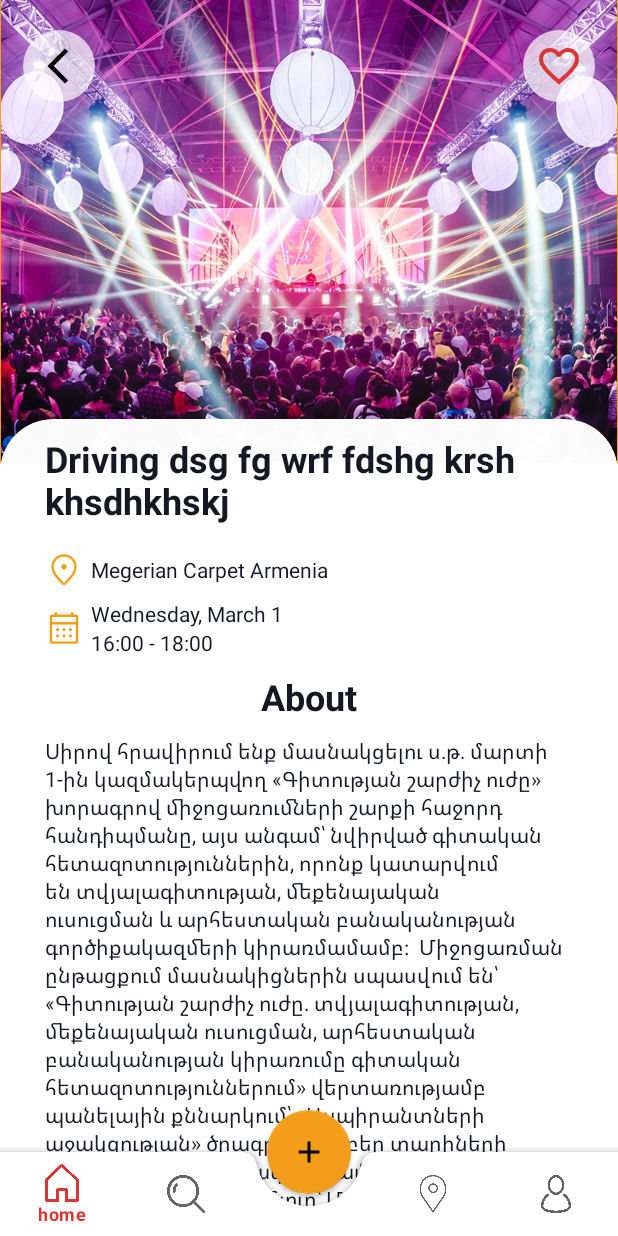
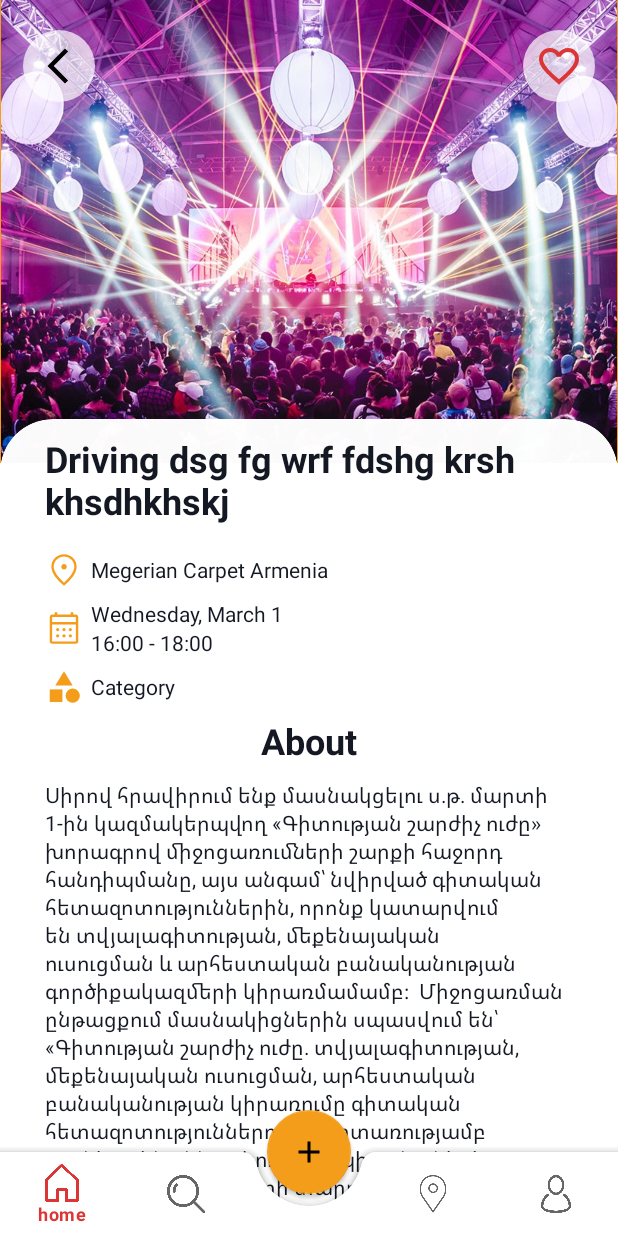
Before and after one commit to gagik894/Traveler, an Android app: the fragment EventFragment placed in its activity, after a tap on "more", on a phone screen of 412 x 824 dp. Run offline under Robolectric (Android 15) with nearby library versions, the phone set to English and light mode, and no system bars; our stand-ins replace navigation-ui; libraries missing offline, so code that uses them is left out: org.osmdroid.api, org.osmdroid.config, org.osmdroid.tileprovider, org.osmdroid.util, org.osmdroid.views; pictures from the network do not load; 14 statements that could not run were skipped.

Commit message:
Added categories at HomeFragment

```diff
--- a/app/src/main/java/com/together/traveler/BlankFragment.java
+++ b/app/src/main/java/com/together/traveler/BlankFragment.java
@@ -59,6 +59,6 @@ public class BlankFragment extends Fragment {
     public View onCreateView(LayoutInflater inflater, ViewGroup container,
                              Bundle savedInstanceState) {
         // Inflate the layout for this fragment
-        return inflater.inflate(R.layout.fragment_blank, container, false);
+        return inflater.inflate(R.layout.ticket, container, false);
     }
 }
--- /dev/null
+++ b/app/src/main/java/com/together/traveler/adapter/CategoryAdapter.java
@@ -0,0 +1,59 @@
+package com.together.traveler.adapter;
+
+import android.content.Context;
+import android.view.LayoutInflater;
+import android.view.View;
+import android.view.ViewGroup;
+import android.widget.TextView;
+
+import androidx.annotation.NonNull;
+import androidx.recyclerview.widget.RecyclerView;
+
+import com.together.traveler.R;
+
+import java.util.List;
+
+public class CategoryAdapter extends RecyclerView.Adapter<CategoryAdapter.CategoryViewHolder> {
+
+    private List<String> categories;
+    private final CategoryAdapter.OnItemClickListener listener;
+    private Context context;
+
+    public interface OnItemClickListener {
+        void onItemClick(String item);
+    }
+    public CategoryAdapter(List<String> categoryList,  CategoryAdapter.OnItemClickListener listener) {
+        this.categories = categoryList;
+        this.listener = listener;
+    }
+
+    @NonNull
+    @Override
+    public CategoryViewHolder onCreateViewHolder(ViewGroup parent, int viewType) {
+        context = parent.getContext();
+
+        LayoutInflater inflater = LayoutInflater.from(context);
+        View view = inflater.inflate(R.layout.category_item, parent, false);
+        return new CategoryViewHolder(view);
+    }
+
+    @Override
+    public void onBindViewHolder(CategoryViewHolder holder, int position) {
+        String category = categories.get(position);
+        holder.mCategoryName.setText(category);
+    }
+
+    @Override
+    public int getItemCount() {
+        return categories.size();
+    }
+
+    public static class CategoryViewHolder extends RecyclerView.ViewHolder {
+        public TextView mCategoryName;
+
+        public CategoryViewHolder(View itemView) {
+            super(itemView);
+            mCategoryName = itemView.findViewById(R.id.categoryTvName);
+        }
+    }
+}
--- a/app/src/main/java/com/together/traveler/adapter/EventCardsAdapter.java
+++ b/app/src/main/java/com/together/traveler/adapter/EventCardsAdapter.java
@@ -23,6 +23,7 @@ public class EventCardsAdapter extends RecyclerView.Adapter<EventCardsAdapter.Vi
     public interface OnItemClickListener {
         void onItemClick(Event item);
     }
+
     private List<Event> events;
     private final OnItemClickListener listener;
     private Context context;
--- a/app/src/main/java/com/together/traveler/ui/event/EventFragment.java
+++ b/app/src/main/java/com/together/traveler/ui/event/EventFragment.java
@@ -42,12 +42,12 @@ public class EventFragment extends Fragment {
         final TextView time = binding.eventTvTime;
         final TextView description = binding.eventTvDescription;
         final TextView moreButton = binding.eventTvMore;
+        final TextView category = binding.eventTvCategory;
         final Button bottomButton = binding.eventBtnBottom;
         final ImageButton backButton = binding.eventIBtnBack;
         final ImageButton saveButton = binding.eventIBtnSave;
         final FragmentContainerView userCard = binding.eventUser;
         final FragmentContainerView mapCard = binding.eventMap;
-
         int maxLines = description.getMaxLines();
 
         if (getArguments() != null) {
@@ -64,6 +64,7 @@ public class EventFragment extends Fragment {
             location.setText(data.getLocation());
             date.setText(String.format("From %s, %s", data.getStartDate(), data.getStartTime()));
             time.setText(String.format("To %s, %s", data.getEndDate(), data.getEndTime()));
+            category.setText(data.getCategory());
             description.setText(data.getDescription());
 
             if (data.isEnrolled()){
--- a/app/src/main/java/com/together/traveler/ui/main/home/HomeFragment.java
+++ b/app/src/main/java/com/together/traveler/ui/main/home/HomeFragment.java
@@ -6,6 +6,7 @@ import android.view.LayoutInflater;
 import android.view.View;
 import android.view.ViewGroup;
 import android.widget.ProgressBar;
+import android.widget.Toast;
 
 import androidx.annotation.NonNull;
 import androidx.annotation.Nullable;
@@ -18,22 +19,26 @@ import androidx.recyclerview.widget.RecyclerView;
 import androidx.swiperefreshlayout.widget.SwipeRefreshLayout;
 
 import com.together.traveler.R;
+import com.together.traveler.adapter.CategoryAdapter;
 import com.together.traveler.adapter.EventCardsAdapter;
 import com.together.traveler.databinding.FragmentHomeBinding;
 import com.together.traveler.model.Event;
 
 import java.util.ArrayList;
 import java.util.List;
+import java.util.Objects;
 
 public class HomeFragment extends Fragment {
     private FragmentHomeBinding binding;
     private RecyclerView rvCards;
+    private RecyclerView rvCategories;
     private SwipeRefreshLayout swipeRefreshLayout;
     private HomeViewModel homeViewModel;
     private ProgressBar progressBar;
-    private RecyclerView.LayoutManager layoutManager;
-    private EventCardsAdapter adapter;
+    private EventCardsAdapter eventCardsAdapter;
+    private CategoryAdapter categoryAdapter;
     private final List<Event> eventList = new ArrayList<>();
+    private final List<String> categoryList  = new ArrayList<>();
 
     @Override
     public View onCreateView(@NonNull LayoutInflater inflater,
@@ -43,9 +48,11 @@ public class HomeFragment extends Fragment {
         binding = FragmentHomeBinding.inflate(inflater, container, false);
         View root = binding.getRoot();
         rvCards = binding.rvHome;
+        rvCategories = binding.homeRvCategories;
         swipeRefreshLayout = binding.cardSwipeRefreshLayout;
         progressBar = binding.homePb;
-        adapter = new EventCardsAdapter(eventList, item -> {
+
+        eventCardsAdapter = new EventCardsAdapter(eventList, item -> {
             if (isAdded()) {
                 Bundle bundle = new Bundle();
                 bundle.putParcelable("cardData", item);
@@ -53,7 +60,10 @@ public class HomeFragment extends Fragment {
                 NavHostFragment.findNavController(this).navigate(R.id.action_homeFragment_to_eventFragment, bundle);
             }
         });
-        rvCards.setAdapter(adapter);
+        categoryAdapter = new CategoryAdapter(categoryList, item -> Toast.makeText(requireContext(), item, Toast.LENGTH_SHORT).show());
+        rvCategories.setAdapter(categoryAdapter);
+        rvCards.setAdapter(eventCardsAdapter);
+        rvCategories.setLayoutManager(new LinearLayoutManager(requireContext(), LinearLayoutManager.HORIZONTAL, false));
         rvCards.setLayoutManager(new LinearLayoutManager(requireContext()));
         return root;
     }
@@ -65,10 +75,6 @@ public class HomeFragment extends Fragment {
             Thread thread = new Thread(homeViewModel::fetchEvents);
             thread.start();
         });
-
-        if (layoutManager == null) {
-            layoutManager = new LinearLayoutManager(requireActivity());
-        }
 
         homeViewModel.getData().observe(getViewLifecycleOwner(), newEvents  -> {
             swipeRefreshLayout.setRefreshing(false);
@@ -101,9 +107,40 @@ public class HomeFragment extends Fragment {
 
             eventList.clear();
             eventList.addAll(newEvents);
-            diffResult.dispatchUpdatesTo(adapter);
+            diffResult.dispatchUpdatesTo(eventCardsAdapter);
         });
 
+        homeViewModel.getCategories().observe(getViewLifecycleOwner(), newCategories ->{
+            DiffUtil.DiffResult diffResult = DiffUtil.calculateDiff(new DiffUtil.Callback() {
+                @Override
+                public int getOldListSize() {
+                    return categoryList.size();
+                }
+
+                @Override
+                public int getNewListSize() {
+                    return newCategories.size();
+                }
+
+                @Override
+                public boolean areItemsTheSame(int oldItemPosition, int newItemPosition) {
+                    String oldEvent = categoryList.get(oldItemPosition);
+                    String newEvent = newCategories.get(newItemPosition);
+                    return (Objects.equals(oldEvent, newEvent));
+                }
+
+                @Override
+                public boolean areContentsTheSame(int oldItemPosition, int newItemPosition) {
+                    String oldEvent = categoryList.get(oldItemPosition);
+                    String newEvent = newCategories.get(newItemPosition);
+                    return oldEvent.equals(newEvent);
+                }
+            });
+
+            categoryList.clear();
+            categoryList.addAll(newCategories);
+            diffResult.dispatchUpdatesTo(categoryAdapter);
+        });
     }
 
     @Override
--- a/app/src/main/java/com/together/traveler/ui/main/home/HomeViewModel.java
+++ b/app/src/main/java/com/together/traveler/ui/main/home/HomeViewModel.java
@@ -22,13 +22,16 @@ import retrofit2.Response;
 public class HomeViewModel extends ViewModel {
     private final String TAG = "HomeViewModel";
     private final MutableLiveData<ArrayList<Event>> data;
+    private final MutableLiveData<ArrayList<String>> categories;
     private String userId;
     private final ApiService apiService;
 
     public HomeViewModel() {
         data = new MutableLiveData<>();
+        categories = new MutableLiveData<>(new ArrayList<>());
         apiService = ApiClient.getRetrofitInstance().create(ApiService.class);
         fetchEvents();
+        fetchCategories();
     }
 
     public void setData(ArrayList<Event> data) {
@@ -40,6 +43,9 @@ public class HomeViewModel extends ViewModel {
         return data;
     }
 
+    public MutableLiveData<ArrayList<String>> getCategories() {
+        return categories;
+    }
 
     public void fetchEvents() {
         apiService.getEvents().enqueue(new Callback<EventsResponse>() {
@@ -52,7 +58,7 @@ public class HomeViewModel extends ViewModel {
                     data.postValue((ArrayList<Event>) events);
                     userId = eventsResponse != null ? eventsResponse.getUserId() : null;
                 } else {
-                    Log.e(TAG, "fetchEvents request failed with code: " + response.code());
+                    Log.e(TAG, "fetchEvents request failed with code: " + response.code() +response.body());
                 }
             }
 
@@ -63,6 +69,23 @@ public class HomeViewModel extends ViewModel {
         });
     }
 
+    private void fetchCategories(){
+        apiService.getCategories().enqueue(new Callback<List<String>>() {
+            @Override
+            public void onResponse(@NonNull Call<List<String>> call, @NonNull Response<List<String>> response) {
+                if (response.isSuccessful()) {
+                    List<String> categoriesResponse = response.body();
+                    Log.i(TAG, "onResponse: " + categoriesResponse);
+                    categories.setValue((ArrayList<String>) categoriesResponse);
+                }
+            }
+
+            @Override
+            public void onFailure(@NonNull Call<List<String>> call, @NonNull Throwable t) {
+                // Handle the error
+            }
+        });
+    }
 
     public String getUserId() {
         return userId;
--- /dev/null
+++ b/app/src/main/res/drawable/category.xml
@@ -0,0 +1,7 @@
+<vector android:height="24dp" android:tint="?attr/colorControlNormal"
+    android:viewportHeight="24" android:viewportWidth="24"
+    android:width="24dp" xmlns:android="http://schemas.android.com/apk/res/android">
+    <path android:fillColor="@android:color/white" android:pathData="M12,2l-5.5,9h11z"/>
+    <path android:fillColor="@android:color/white" android:pathData="M17.5,17.5m-4.5,0a4.5,4.5 0,1 1,9 0a4.5,4.5 0,1 1,-9 0"/>
+    <path android:fillColor="@android:color/white" android:pathData="M3,13.5h8v8H3z"/>
+</vector>
--- a/app/src/main/res/layout/fragment_event.xml
+++ b/app/src/main/res/layout/fragment_event.xml
@@ -157,6 +157,16 @@
                             app:layout_constraintStart_toStartOf="@+id/imageView13"
                             app:layout_constraintTop_toTopOf="@+id/eventTvDate" />
 
+                        <ImageView
+                            android:id="@+id/imageView"
+                            android:layout_width="25dp"
+                            android:layout_height="25dp"
+                            android:contentDescription="@string/category_icon"
+                            android:src="@drawable/category"
+                            app:layout_constraintBottom_toBottomOf="@+id/eventTvCategory"
+                            app:layout_constraintStart_toStartOf="@+id/imageView65"
+                            app:layout_constraintTop_toTopOf="@+id/eventTvCategory" />
+
                         <TextView
                             android:id="@+id/eventTvLocation"
                             android:layout_width="0dp"
@@ -167,6 +177,18 @@
                             app:layout_constraintEnd_toEndOf="parent"
                             app:layout_constraintStart_toEndOf="@+id/imageView13"
                             app:layout_constraintTop_toBottomOf="@+id/ticketTvName" />
+
+                        <TextView
+                            android:id="@+id/eventTvCategory"
+                            android:layout_width="0dp"
+                            android:layout_height="wrap_content"
+                            android:layout_marginStart="5dp"
+                            android:layout_marginTop="10dp"
+                            android:text="Category"
+                            app:layout_constraintEnd_toEndOf="parent"
+                            app:layout_constraintHorizontal_bias="0.0"
+                            app:layout_constraintStart_toEndOf="@+id/imageView13"
+                            app:layout_constraintTop_toBottomOf="@+id/eventTvTime" />
 
                         <TextView
                             android:id="@+id/eventTvDate"
@@ -199,7 +221,7 @@
                             android:textStyle="bold"
                             app:layout_constraintEnd_toEndOf="parent"
                             app:layout_constraintStart_toStartOf="parent"
-                            app:layout_constraintTop_toBottomOf="@+id/eventTvTime" />
+                            app:layout_constraintTop_toBottomOf="@+id/eventTvCategory" />
 
                         <TextView
                             android:id="@+id/eventTvDescription"
--- a/app/src/main/res/layout/fragment_user.xml
+++ b/app/src/main/res/layout/fragment_user.xml
@@ -51,7 +51,7 @@
                     android:layout_height="30dp"
                     android:layout_marginHorizontal="5dp"
                     android:lines="1"
-                    android:text="Asasfddfgsfd Fsidfhiushd"
+                    android:text="username"
                     android:textStyle="bold"
                     app:autoSizeMaxTextSize="100sp"
                     app:autoSizeMinTextSize="8sp"
--- a/app/src/main/res/values/strings.xml
+++ b/app/src/main/res/values/strings.xml
@@ -6,6 +6,7 @@
     <string name="calendar_icon">Calendar</string>
     <string name="location_icon">Location</string>
     <string name="settings_icon">Settings</string>
+    <string name="category_icon">Category</string>
     <string name="star_icon">Star</string>
     <string name="btn_add">Add</string>
     <string name="btn_center_on_location">CenterOnLocation</string>
```
Also changed, not shown: app/src/main/res/layout/category_item.xml (added, +24 -0 lines), app/src/main/res/layout/fragment_home.xml (+19 -7 lines).
